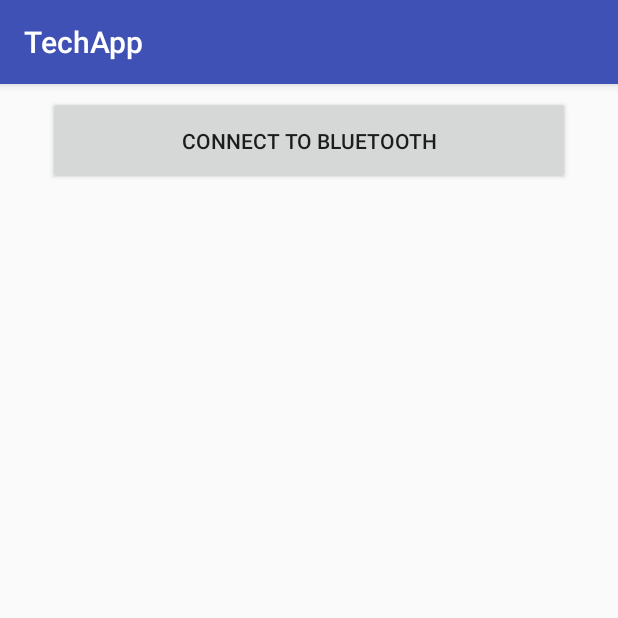
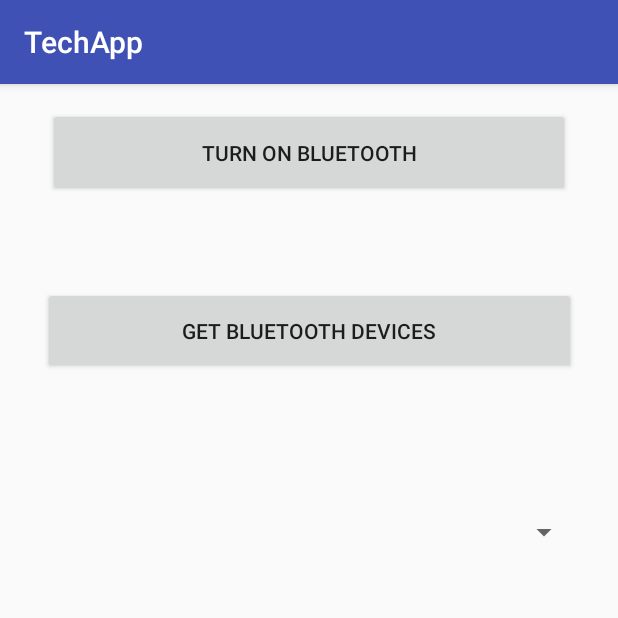
Before and after one commit to ProjetSN2018/ApplicationsAndroid, an Android app: the screen it shows after launch (MainActivity), on a phone screen of 412 x 824 dp, the top half of it. Run offline under Robolectric (Android 15) with nearby library versions, the light colour scheme and no system bars.

Commit message:
[ADD] Activation du Bluetooth, récupération des appareils Bluetooth.

```diff
--- a/TechApp/app/src/main/AndroidManifest.xml
+++ b/TechApp/app/src/main/AndroidManifest.xml
@@ -2,7 +2,7 @@
 <manifest xmlns:android="http://schemas.android.com/apk/res/android"
     package="com.project.techapp">
 
-    <uses-permission android:name="android.permission.BLUETOOTH"/>
+    <uses-permission android:name="android.permission.BLUETOOTH" />
     <uses-permission android:name="android.permission.BLUETOOTH_ADMIN" />
 
     <application
@@ -19,6 +19,7 @@
                 <category android:name="android.intent.category.LAUNCHER" />
             </intent-filter>
         </activity>
+        <activity android:name=".Main2Activity"></activity>
     </application>
 
 </manifest>
--- a/TechApp/app/src/main/res/layout/activity_main.xml
+++ b/TechApp/app/src/main/res/layout/activity_main.xml
@@ -12,9 +12,33 @@
         android:layout_height="59dp"
         android:layout_marginEnd="8dp"
         android:layout_marginStart="8dp"
-        android:layout_marginTop="8dp"
-        android:text="Connect to Bluetooth"
+        android:layout_marginTop="16dp"
+        android:text="TURN ON BLUETOOTH"
         app:layout_constraintEnd_toEndOf="parent"
         app:layout_constraintStart_toStartOf="parent"
         app:layout_constraintTop_toTopOf="parent" />
+
+    <Button
+        android:id="@+id/deviceButton"
+        android:layout_width="355dp"
+        android:layout_height="58dp"
+        android:layout_marginEnd="8dp"
+        android:layout_marginStart="8dp"
+        android:layout_marginTop="60dp"
+        android:text="Get Bluetooth DEVICES"
+        app:layout_constraintEnd_toEndOf="parent"
+        app:layout_constraintStart_toStartOf="parent"
+        app:layout_constraintTop_toBottomOf="@+id/bluetoothButton" />
+
+    <Spinner
+        android:id="@+id/devicesSpinner"
+        android:layout_width="362dp"
+        android:layout_height="43dp"
+        android:layout_marginEnd="8dp"
+        android:layout_marginStart="8dp"
+        android:layout_marginTop="84dp"
+        app:layout_constraintEnd_toEndOf="parent"
+        app:layout_constraintHorizontal_bias="0.484"
+        app:layout_constraintStart_toStartOf="parent"
+        app:layout_constraintTop_toBottomOf="@+id/deviceButton" />
 </android.support.constraint.ConstraintLayout>
```
Also changed, not shown: TechApp/app/src/main/java/com/project/techapp/Main2Activity.java (added, +13 -0 lines), TechApp/app/src/main/java/com/project/techapp/MainActivity.java (+67 -9 lines), TechApp/app/src/main/res/layout/activity_main2.xml (added, +20 -0 lines), 1 other file.
